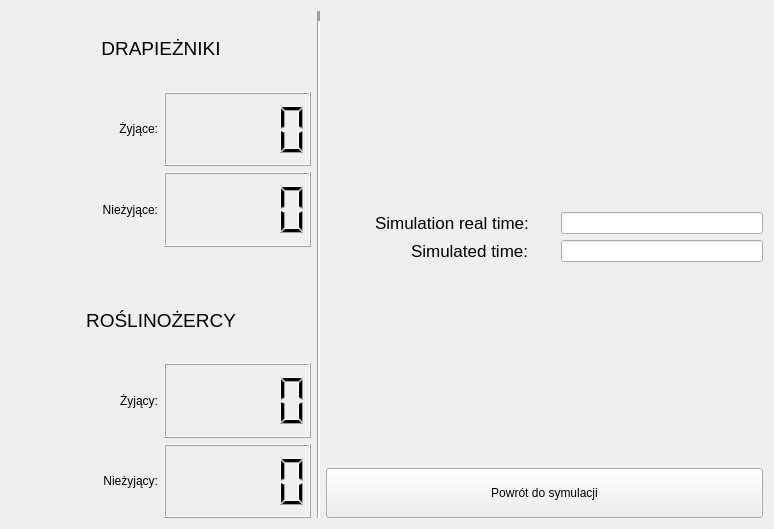
First picture: the form in src/TrueLife/View/statwidget.ui, repository ppawel11/True-Life, before the edit.
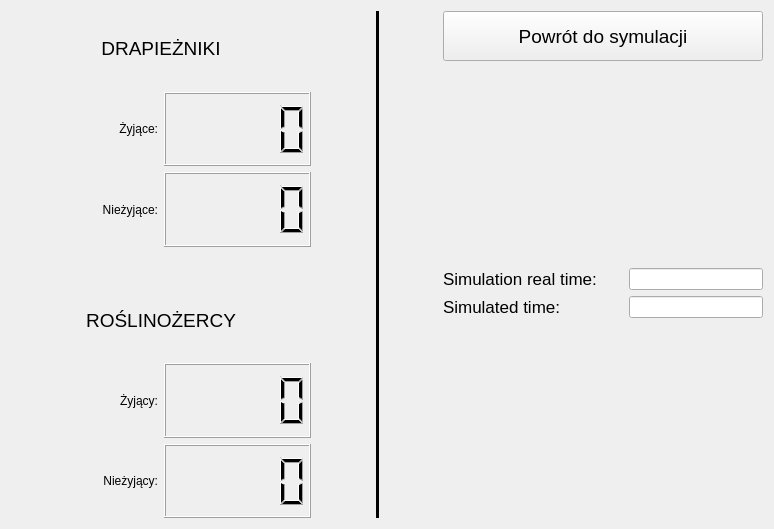
Second picture: the form after the edit.

Commit message: Zmiany wizualne | kontynuacja symulacji na powrót ze statsów

Diff of the .ui file:
```diff
--- a/src/TrueLife/View/statwidget.ui
+++ b/src/TrueLife/View/statwidget.ui
@@ -136,9 +136,89 @@
      </item>
     </layout>
    </item>
+   <item row="0" column="1">
+    <layout class="QHBoxLayout" name="horizontalLayout">
+     <item>
+      <spacer name="horizontalSpacer_3">
+       <property name="orientation">
+        <enum>Qt::Horizontal</enum>
+       </property>
+       <property name="sizeHint" stdset="0">
+        <size>
+         <width>40</width>
+         <height>20</height>
+        </size>
+       </property>
+      </spacer>
+     </item>
+     <item>
+      <widget class="Line" name="line">
+       <property name="frameShadow">
+        <enum>QFrame::Plain</enum>
+       </property>
+       <property name="lineWidth">
+        <number>10</number>
+       </property>
+       <property name="orientation">
+        <enum>Qt::Vertical</enum>
+       </property>
+      </widget>
+     </item>
+     <item>
+      <spacer name="horizontalSpacer_4">
+       <property name="orientation">
+        <enum>Qt::Horizontal</enum>
+       </property>
+       <property name="sizeHint" stdset="0">
+        <size>
+         <width>40</width>
+         <height>20</height>
+        </size>
+       </property>
+      </spacer>
+     </item>
+    </layout>
+   </item>
    <item row="0" column="2">
     <layout class="QGridLayout" name="gridLayout_2">
-     <item row="0" column="1">
+     <item row="0" column="0" colspan="3" alignment="Qt::AlignRight">
+      <widget class="QPushButton" name="pushButton">
+       <property name="minimumSize">
+        <size>
+         <width>320</width>
+         <height>50</height>
+        </size>
+       </property>
+       <property name="maximumSize">
+        <size>
+         <width>320</width>
+         <height>16777215</height>
+        </size>
+       </property>
+       <property name="font">
+        <font>
+         <pointsize>14</pointsize>
+        </font>
+       </property>
+       <property name="text">
+        <string>Powrót do symulacji</string>
+       </property>
+      </widget>
+     </item>
+     <item row="1" column="0">
+      <spacer name="horizontalSpacer_2">
+       <property name="orientation">
+        <enum>Qt::Horizontal</enum>
+       </property>
+       <property name="sizeHint" stdset="0">
+        <size>
+         <width>40</width>
+         <height>20</height>
+        </size>
+       </property>
+      </spacer>
+     </item>
+     <item row="1" column="1">
       <spacer name="verticalSpacer_3">
        <property name="orientation">
         <enum>Qt::Vertical</enum>
@@ -151,7 +231,7 @@
        </property>
       </spacer>
      </item>
-     <item row="1" column="0" alignment="Qt::AlignRight">
+     <item row="2" column="0">
       <widget class="QLabel" name="label_3">
        <property name="font">
         <font>
@@ -163,10 +243,10 @@
        </property>
       </widget>
      </item>
-     <item row="1" column="2">
+     <item row="2" column="2">
       <widget class="QLineEdit" name="realTimeLineEdit"/>
      </item>
-     <item row="2" column="0" alignment="Qt::AlignRight">
+     <item row="3" column="0">
       <widget class="QLabel" name="label_8">
        <property name="font">
         <font>
@@ -178,10 +258,10 @@
        </property>
       </widget>
      </item>
-     <item row="2" column="2">
+     <item row="3" column="2">
       <widget class="QLineEdit" name="simuTimeLineEdit"/>
      </item>
-     <item row="3" column="1">
+     <item row="4" column="1">
       <spacer name="verticalSpacer_2">
        <property name="orientation">
         <enum>Qt::Vertical</enum>
@@ -194,47 +274,8 @@
        </property>
       </spacer>
      </item>
-     <item row="4" column="0" colspan="3">
-      <widget class="QPushButton" name="pushButton">
-       <property name="minimumSize">
-        <size>
-         <width>0</width>
-         <height>50</height>
-        </size>
-       </property>
-       <property name="text">
-        <string>Powrót do symulacji</string>
-       </property>
-      </widget>
-     </item>
-     <item row="0" column="0">
-      <spacer name="horizontalSpacer_2">
-       <property name="orientation">
-        <enum>Qt::Horizontal</enum>
-       </property>
-       <property name="sizeHint" stdset="0">
-        <size>
-         <width>40</width>
-         <height>20</height>
-        </size>
-       </property>
-      </spacer>
-     </item>
     </layout>
    </item>
-   <item row="0" column="1">
-    <widget class="Line" name="line">
-     <property name="frameShadow">
-      <enum>QFrame::Sunken</enum>
-     </property>
-     <property name="lineWidth">
-      <number>10</number>
-     </property>
-     <property name="orientation">
-      <enum>Qt::Vertical</enum>
-     </property>
-    </widget>
-   </item>
   </layout>
  </widget>
  <resources/>
```
The commit also changes 12 other files.
